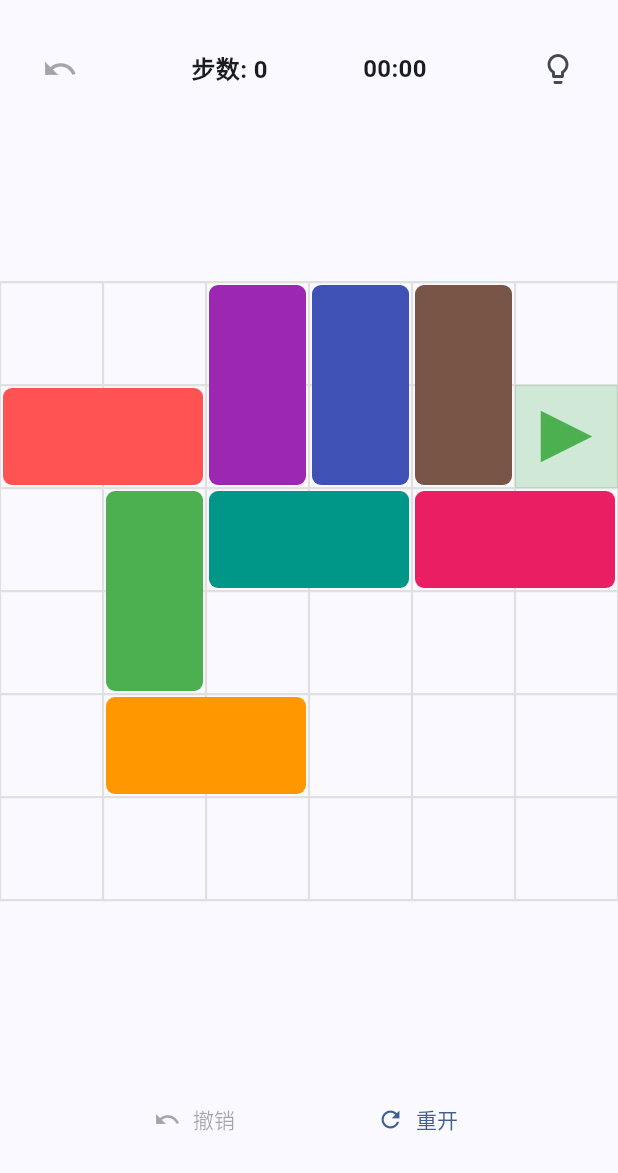
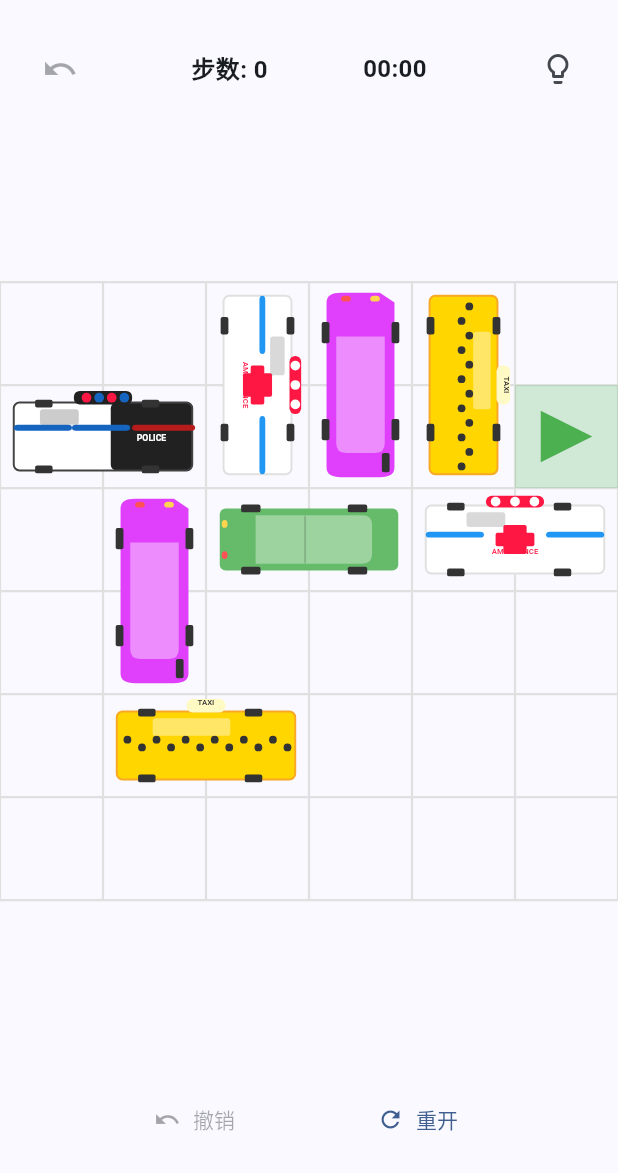
Before and after one commit to simongood0804/ParkCraft, a Flutter app: the screen it shows after launch, after a tap on "开始游戏", on a phone screen of 412 x 824 dp, the part 63-1236 px from its top. Run offline on Flutter 3.47's test engine with Material 3 defaults, Android fonts, the phone set to English and light mode, and no system bars; our stand-ins replace audioplayers, flutter_svg, hive_flutter; accounts and stored records are empty.

Commit message:
feat: replace colored rectangles with 9 SVG vehicle sprites
车辆视觉全面升级 — 纯色色块 → 独立 SVG 车型图像：

新增：
- flutter_svg 依赖用于渲染 SVG
- 9 种车型 SVG（assets/vehicles/）：
  · 长车（3格）：公交车、半挂卡车、水泥搅拌车、危险品运输车
  · 短车（2格）：跑车、出租车、救护车、小轿车
  · 目标车：警车（黑白配色）
- Car 模型新增 VehicleType 枚举和 svgAsset 路径
- LevelParser 根据 length 自动分配车型
- CarSvgWidget 使用 SvgPicture.asset + RotatedBox 渲染
- GridPainter 改为仅绘制网格/出口/选中高亮

改动：lib/models/car.dart, lib/services/level_parser.dart,
       lib/widgets/game_grid.dart, lib/widgets/game_grid_widget.dart,
       pubspec.yaml, gen_levels.py（关卡生成器保留）
新增：assets/vehicles/*.svg（9 个文件）
更新：所有测试文件适配 vehicleType 参数

```diff
--- a/lib/models/car.dart
+++ b/lib/models/car.dart
@@ -1,3 +1,16 @@
+/// 车辆类型枚举。
+enum VehicleType {
+  bus,
+  semiTruck,
+  cementTruck,
+  hazmatTruck,
+  sportsCar,
+  taxi,
+  ambulance,
+  sedan,
+  policeCar,
+}
+
 /// 车辆在网格中的朝向。
 enum CarOrientation {
   horizontal,
@@ -12,6 +25,7 @@ class Car {
   final int length;
   final CarOrientation orientation;
   final bool isTarget;
+  final VehicleType vehicleType;
 
   Car({
     required this.id,
@@ -20,6 +34,7 @@ class Car {
     required this.length,
     required this.orientation,
     this.isTarget = false,
+    required this.vehicleType,
   });
 
   /// 获取车辆占用的所有格子坐标。
@@ -44,10 +59,36 @@ class Car {
       length: length,
       orientation: orientation,
       isTarget: isTarget,
+      vehicleType: vehicleType,
     );
   }
 
+  /// SVG 资源文件名。
+  String get svgAsset {
+    if (isTarget) return 'assets/vehicles/police.svg';
+    switch (vehicleType) {
+      case VehicleType.bus:
+        return 'assets/vehicles/bus.svg';
+      case VehicleType.semiTruck:
+        return 'assets/vehicles/semi_truck.svg';
+      case VehicleType.cementTruck:
+        return 'assets/vehicles/cement_truck.svg';
+      case VehicleType.hazmatTruck:
+        return 'assets/vehicles/hazmat_truck.svg';
+      case VehicleType.sportsCar:
+        return 'assets/vehicles/sports_car.svg';
+      case VehicleType.taxi:
+        return 'assets/vehicles/taxi.svg';
+      case VehicleType.ambulance:
+        return 'assets/vehicles/ambulance.svg';
+      case VehicleType.sedan:
+        return 'assets/vehicles/sedan.svg';
+      case VehicleType.policeCar:
+        return 'assets/vehicles/police.svg';
+    }
+  }
+
   @override
-  String toString() => 'Car($id: [${isTarget ? "T" : "B"}] '
+  String toString() => 'Car($id: $vehicleType '
       '($row,$col) len=$length $orientation)';
 }
--- a/lib/services/level_parser.dart
+++ b/lib/services/level_parser.dart
@@ -158,6 +158,23 @@ class LevelParser {
     }
   }
 
+  // 车型分配池 —— 按长度分组，依次分配确保多样性
+  static const List<VehicleType> _longTypes = [
+    VehicleType.bus,
+    VehicleType.semiTruck,
+    VehicleType.cementTruck,
+    VehicleType.hazmatTruck,
+  ];
+  static const List<VehicleType> _shortTypes = [
+    VehicleType.sportsCar,
+    VehicleType.taxi,
+    VehicleType.ambulance,
+    VehicleType.sedan,
+  ];
+
+  int _longIdx = 0;
+  int _shortIdx = 0;
+
   Car _parseCar(Map<String, dynamic> json,
       {bool isTarget = false, String? levelId}) {
     final id = json['id'] as String;
@@ -166,6 +183,18 @@ class LevelParser {
     final length = json['length'] as int;
     final orientation = _parseOrientation(json['orientation'] as String);
 
+    // 分配车型
+    late VehicleType vt;
+    if (isTarget) {
+      vt = VehicleType.policeCar;
+    } else if (length == 3) {
+      vt = _longTypes[_longIdx % _longTypes.length];
+      _longIdx++;
+    } else {
+      vt = _shortTypes[_shortIdx % _shortTypes.length];
+      _shortIdx++;
+    }
+
     return Car(
       id: id,
       row: row,
@@ -173,6 +202,7 @@ class LevelParser {
       length: length,
       orientation: orientation,
       isTarget: isTarget,
+      vehicleType: vt,
     );
   }
 
--- a/lib/widgets/game_grid.dart
+++ b/lib/widgets/game_grid.dart
@@ -1,198 +1,165 @@
 import 'package:flutter/material.dart';
+import 'package:flutter_svg/flutter_svg.dart';
 import '../models/game_state.dart';
 import '../models/car.dart';
 import '../models/exit.dart';
-import '../config/theme.dart';
 
-/// 网格绘制器。
+/// 网格绘制器 —— 只画网格 + 出口 + 选中高亮，车辆由外部 Widget 叠加。
 class GridPainter extends CustomPainter {
   final GameState state;
   final Exit exit;
   final double unitSize;
   final String? selectedCarId;
-  final String? hintedCarId;
-  final Offset? dragOffset;
 
   GridPainter({
     required this.state,
     required this.exit,
     required this.unitSize,
     this.selectedCarId,
-    this.hintedCarId,
-    this.dragOffset,
   });
 
   @override
   void paint(Canvas canvas, Size size) {
     _drawGrid(canvas, size);
     _drawExit(canvas);
-    _drawCars(canvas);
     _drawSelection(canvas);
   }
 
   void _drawGrid(Canvas canvas, Size size) {
-    final paint = Paint()
-      ..color = Colors.grey.shade300
-      ..strokeWidth = 1.5;
-
+    final p = Paint()..color = Colors.grey.shade300..strokeWidth = 1.5;
     for (int i = 0; i <= state.gridSize; i++) {
       final pos = i * unitSize;
-      canvas.drawLine(Offset(pos, 0), Offset(pos, size.height), paint);
-      canvas.drawLine(Offset(0, pos), Offset(size.width, pos), paint);
+      canvas.drawLine(Offset(pos, 0), Offset(pos, size.height), p);
+      canvas.drawLine(Offset(0, pos), Offset(size.width, pos), p);
     }
   }
 
   void _drawExit(Canvas canvas) {
-    final exitRect = _getExitRect();
-    final paint = Paint()..color = Colors.green.withAlpha(60);
-    canvas.drawRect(exitRect, paint);
+    final r = Rect.fromLTWH(
+        exit.col * unitSize, exit.row * unitSize, unitSize, unitSize);
+    canvas.drawRect(r, Paint()..color = Colors.green.withAlpha(60));
 
-    // 出口箭头标记 — 在出口中间画一个三角形
-    final arrowPaint = Paint()
-      ..color = Colors.green
-      ..style = PaintingStyle.fill;
+    // 出口箭头
+    final ap = Paint()..color = Colors.green..style = PaintingStyle.fill;
     final path = Path();
-    final cx = exitRect.center.dx;
-    final cy = exitRect.center.dy;
-    final half = unitSize * 0.25;
+    final cx = r.center.dx, cy = r.center.dy, h = unitSize * 0.25;
     if (exit.orientation == CarOrientation.horizontal) {
-      // 向右箭头
-      path.moveTo(cx + half, cy);
-      path.lineTo(cx - half, cy - half);
-      path.lineTo(cx - half, cy + half);
+      path.moveTo(cx + h, cy);
+      path.lineTo(cx - h, cy - h);
+      path.lineTo(cx - h, cy + h);
     } else {
-      // 向下箭头
-      path.moveTo(cx, cy + half);
-      path.lineTo(cx - half, cy - half);
-      path.lineTo(cx + half, cy - half);
+      path.moveTo(cx, cy + h);
+      path.lineTo(cx - h, cy - h);
+      path.lineTo(cx + h, cy - h);
     }
     path.close();
-    canvas.drawPath(path, arrowPaint);
+    canvas.drawPath(path, ap);
   }
 
-  void _drawCars(Canvas canvas) {
-    for (final car in state.cars) {
-      final isSelected = car.id == selectedCarId;
-
-      Rect rect;
-      if (isSelected && dragOffset != null) {
-        rect = _getCarRectWithOffset(car, dragOffset!);
-      } else {
-        rect = _getCarRect(car);
-      }
-
-      final color = car.isTarget
-          ? AppTheme.targetCarColor
-          : _getCarColor(car);
-
-      final paint = Paint()
-        ..color = color
-        ..style = PaintingStyle.fill;
-      canvas.drawRRect(
-        RRect.fromRectAndRadius(rect, const Radius.circular(6)),
-        paint,
-      );
-
-      // 提示高亮
-      if (car.id == hintedCarId) {
-        final hintPaint = Paint()
-          ..color = Colors.yellow.withAlpha(100)
-          ..style = PaintingStyle.fill;
-        canvas.drawRRect(
-          RRect.fromRectAndRadius(rect, const Radius.circular(6)),
-          hintPaint,
-        );
-      }
-    }
-  }
-
-  /// 独立绘制选中高亮（外发光）。
   void _drawSelection(Canvas canvas) {
     if (selectedCarId == null) return;
-
     final car = state.cars.firstWhere(
       (c) => c.id == selectedCarId,
       orElse: () => state.cars.first,
     );
     if (car.id != selectedCarId) return;
 
-    final rect = _getCarRect(car);
-
-    // 外层发光：绘制一个放大的半透明亚克力框
-    final glowPaint = Paint()
-      ..color = Colors.white.withAlpha(50)
-      ..maskFilter = const MaskFilter.blur(BlurStyle.normal, 8)
+    final rect = _carRect(car);
+    // 外发光
+    final gp = Paint()
+      ..color = Colors.white.withAlpha(40)
+      ..maskFilter = const MaskFilter.blur(BlurStyle.normal, 10)
       ..style = PaintingStyle.fill;
-    final glowRect = rect.inflate(4);
     canvas.drawRRect(
-      RRect.fromRectAndRadius(glowRect, const Radius.circular(8)),
-      glowPaint,
-    );
-
+        RRect.fromRectAndRadius(rect.inflate(5), const Radius.circular(8)), gp);
     // 白色边框
-    final borderPaint = Paint()
+    final bp = Paint()
       ..color = Colors.white
       ..style = PaintingStyle.stroke
       ..strokeWidth = 3;
-    canvas.drawRRect(
-      RRect.fromRectAndRadius(rect, const Radius.circular(6)),
-      borderPaint,
-    );
+    canvas.drawRRect(RRect.fromRectAndRadius(rect, const Radius.circular(6)), bp);
   }
 
-  Rect _getCarRect(Car car) {
-    const gap = 2.0;
-    final left = car.col * unitSize + gap;
-    final top = car.row * unitSize + gap;
+  Rect _carRect(Car car) {
+    const g = 2.0;
+    final l = car.col * unitSize + g, t = car.row * unitSize + g;
     if (car.orientation == CarOrientation.horizontal) {
-      return Rect.fromLTWH(left, top,
-          car.length * unitSize - gap * 2, unitSize - gap * 2);
+      return Rect.fromLTWH(l, t, car.length * unitSize - g * 2, unitSize - g * 2);
     }
-    return Rect.fromLTWH(left, top,
-        unitSize - gap * 2, car.length * unitSize - gap * 2);
-  }
-
-  Rect _getCarRectWithOffset(Car car, Offset offset) {
-    const gap = 2.0;
-    final baseLeft = car.col * unitSize + gap;
-    final baseTop = car.row * unitSize + gap;
-
-    if (car.orientation == CarOrientation.horizontal) {
-      final left = baseLeft + offset.dx;
-      return Rect.fromLTWH(
-          left, baseTop, car.length * unitSize - gap * 2, unitSize - gap * 2);
-    }
-    final top = baseTop + offset.dy;
-    return Rect.fromLTWH(
-        baseLeft, top, unitSize - gap * 2, car.length * unitSize - gap * 2);
-  }
-
-  Rect _getExitRect() {
-    if (exit.orientation == CarOrientation.horizontal) {
-      return Rect.fromLTWH(
-        exit.col * unitSize,
-        exit.row * unitSize,
-        unitSize,
-        unitSize,
-      );
-    }
-    return Rect.fromLTWH(
-      exit.col * unitSize,
-      exit.row * unitSize,
-      unitSize,
-      unitSize,
-    );
-  }
-
-  Color _getCarColor(Car car) {
-    final index = state.cars.indexOf(car);
-    return AppTheme.getCarColor(index);
+    return Rect.fromLTWH(l, t, unitSize - g * 2, car.length * unitSize - g * 2);
   }
 
   @override
   bool shouldRepaint(GridPainter old) =>
-      old.state != state ||
-      old.selectedCarId != selectedCarId ||
-      old.hintedCarId != hintedCarId ||
-      old.dragOffset != dragOffset;
+      old.state != state || old.selectedCarId != selectedCarId;
 }
+
+/// 单个车辆 SVG 渲染组件，支持拖拽偏移和旋转。
+class CarSvgWidget extends StatelessWidget {
+  final Car car;
+  final double unitSize;
+  final bool isHinted;
+  final Offset? dragOffset;
+
+  const CarSvgWidget({
+    super.key,
+    required this.car,
+    required this.unitSize,
+    this.isHinted = false,
+    this.dragOffset,
+  });
+
+  @override
+  Widget build(BuildContext context) {
+    const gap = 2.0;
+    double left, top, width, height;
+    if (car.orientation == CarOrientation.horizontal) {
+      final baseLeft = car.col * unitSize;
+      left = baseLeft + gap + (dragOffset?.dx ?? 0);
+      top = car.row * unitSize + gap;
+      width = car.length * unitSize - gap * 2;
+      height = unitSize - gap * 2;
+    } else {
+      left = car.col * unitSize + gap;
+      final baseTop = car.row * unitSize;
+      top = baseTop + gap + (dragOffset?.dy ?? 0);
+      width = unitSize - gap * 2;
+      height = car.length * unitSize - gap * 2;
+    }
+
+    Widget svgContent = SvgPicture.asset(
+      car.svgAsset,
+      fit: BoxFit.contain,
+    );
+
+    // 垂直车使用 RotatedBox 旋转 90°
+    if (car.orientation == CarOrientation.vertical) {
+      svgContent = RotatedBox(
+        quarterTurns: 1,
+        child: svgContent,
+      );
+    }
+
+    if (isHinted) {
+      svgContent = Stack(
+        children: [
+          svgContent,
+          Container(
+            decoration: BoxDecoration(
+              color: Colors.yellow.withAlpha(80),
+              borderRadius: BorderRadius.circular(6),
+            ),
+          ),
+        ],
+      );
+    }
+
+    return Positioned(
+      left: left,
+      top: top,
+      width: width,
+      height: height,
+      child: svgContent,
+    );
+  }
+}
--- a/lib/widgets/game_grid_widget.dart
+++ b/lib/widgets/game_grid_widget.dart
@@ -6,7 +6,11 @@ import '../providers/game_provider.dart';
 import '../services/collision_detector.dart';
 import 'game_grid.dart';
 
-/// 游戏网格 Widget（含手势交互——车辆跟随手指平滑移动）。
+/// 游戏网格 Widget。
+///
+/// 使用 Stack 叠加：
+///   - 下层：CustomPaint 绘制网格 + 出口 + 选中高亮
+///   - 上层：Positioned CarSvgWidget 绘制每辆车
 class GameGrid extends StatefulWidget {
   const GameGrid({super.key});
 
@@ -18,12 +22,8 @@ class _GameGridState extends State<GameGrid>
     with SingleTickerProviderStateMixin {
   String? _selectedCarId;
   CarOrientation? _dragOrientation;
-
-  // 手指初始绝对位置（当前网格坐标系内）
   Offset? _fingerStartPos;
-  // 车辆在拖拽开始时的网格像素位置
   Offset? _carStartPixelPos;
-  // 当前帧的手指绝对位置
   Offset? _currentFingerPos;
 
   late AnimationController _animController;
@@ -63,15 +63,36 @@ class _GameGridState extends State<GameGrid>
                   _onPanUpdate(details, provider, unitSize),
               onPanEnd: (_) => _onPanEnd(provider),
               onPanCancel: _onPanCancel,
-              child: CustomPaint(
+              child: SizedBox(
+                width: size,
+                height: size,
+                child: Stack(
+                  children: [
+                    // 下层：网格 + 出口 + 选中高亮
+                    CustomPaint(
                       size: Size(size, size),
                       painter: GridPainter(
                         state: state,
                         exit: state.exit,
                         unitSize: unitSize,
                         selectedCarId: _selectedCarId,
-                  hintedCarId: provider.currentHint?.carId,
-                  dragOffset: _buildDragOffset(unitSize, state),
+                      ),
+                    ),
+                    // 上层：每辆车
+                    ...state.cars.map((car) {
+                      final isSelected = car.id == _selectedCarId;
+                      final dragOff = isSelected
+                          ? _buildDragOffset(unitSize, state)
+                          : null;
+                      return CarSvgWidget(
+                        key: ValueKey(car.id),
+                        car: car,
+                        unitSize: unitSize,
+                        isHinted: car.id == provider.currentHint?.carId,
+                        dragOffset: dragOff,
+                      );
+                    }),
+                  ],
                 ),
               ),
             );
@@ -81,10 +102,6 @@ class _GameGridState extends State<GameGrid>
     );
   }
 
-  /// 构造车辆视觉偏移量，自动约束到碰撞边界。
-  ///
-  /// 计算逻辑：车辆应出现在手指当前位置的正下方，但不得超过
-  /// 碰撞检测允许的范围（不超出边界、不与其他车重叠）。
   Offset? _buildDragOffset(double unitSize, GameState state) {
     if (_selectedCarId == null ||
         _fingerStartPos == null ||
@@ -99,19 +116,16 @@ class _GameGridState extends State<GameGrid>
     final carPixelX = car.col * unitSize;
     final carPixelY = car.row * unitSize;
 
-    // 手指在车内的初始偏移量（拖拽开始时，手指在车内点击的位置）
     final fingerInCarOffset = Offset(
       _fingerStartPos!.dx - _carStartPixelPos!.dx,
       _fingerStartPos!.dy - _carStartPixelPos!.dy,
     );
 
-    // 车辆应出现的位置 = 手指当前位置 - 手指在车内偏移
-    final targetCarPixelX = _currentFingerPos!.dx - fingerInCarOffset.dx;
-    final targetCarPixelY = _currentFingerPos!.dy - fingerInCarOffset.dy;
+    final targetX = _currentFingerPos!.dx - fingerInCarOffset.dx;
+    final targetY = _currentFingerPos!.dy - fingerInCarOffset.dy;
 
-    // 视觉偏移 = 目标位置 - 车辆当前网格位置
-    double dx = targetCarPixelX - carPixelX;
-    double dy = targetCarPixelY - carPixelY;
+    double dx = targetX - carPixelX;
+    double dy = targetY - carPixelY;
     double rawPixelOffset;
 
     if (car.orientation == CarOrientation.horizontal) {
@@ -120,16 +134,11 @@ class _GameGridState extends State<GameGrid>
       rawPixelOffset = dy;
     }
 
-    // 将像素偏移转为网格步数，并用碰撞检测约束
-    final rawSteps = (rawPixelOffset / unitSize);
-    // 仅在实际显着偏移时才做约束，避免浮点误差导致微抖动
-    if (rawSteps.abs() >= 0.01) {
-      final roundedSteps = rawSteps.round();
+    if (rawPixelOffset.abs() >= 0.01) {
+      final rawSteps = (rawPixelOffset / unitSize).round();
       final (minSteps, maxSteps) =
           CollisionDetector.getValidMoveRange(state, car);
-      final clampedSteps = roundedSteps.clamp(minSteps, maxSteps);
-
-      // 将约束后的步数转回像素
+      final clampedSteps = rawSteps.clamp(minSteps, maxSteps);
       final clampedPixel = clampedSteps * unitSize;
 
       if (car.orientation == CarOrientation.horizontal) {
@@ -138,7 +147,6 @@ class _GameGridState extends State<GameGrid>
       return Offset(0, clampedPixel);
     }
 
-    // 偏移过小，直接返回朝向方向的偏移
     if (car.orientation == CarOrientation.horizontal) {
       return Offset(dx, 0);
     }
@@ -151,7 +159,6 @@ class _GameGridState extends State<GameGrid>
     final row = (details.localPosition.dy / unitSize).floor();
     final state = provider.state;
     if (state == null) return;
-
     final car = state.carAt(row, col);
     setState(() {
       _selectedCarId = car?.id;
@@ -165,21 +172,16 @@ class _GameGridState extends State<GameGrid>
     final row = (details.localPosition.dy / unitSize).floor();
     final state = provider.state;
     if (state == null) return;
-
     final car = state.carAt(row, col);
     if (car == null) return;
 
     _animController.reset();
-
     setState(() {
       _selectedCarId = car.id;
       _dragOrientation = car.orientation;
       _fingerStartPos = details.localPosition;
       _currentFingerPos = details.localPosition;
-      _carStartPixelPos = Offset(
-        car.col * unitSize,
-        car.row * unitSize,
-      );
+      _carStartPixelPos = Offset(car.col * unitSize, car.row * unitSize);
     });
   }
 
@@ -190,7 +192,6 @@ class _GameGridState extends State<GameGrid>
         _dragOrientation == null) {
       return;
     }
-
     final state = provider.state;
     if (state == null) return;
 
@@ -201,10 +202,8 @@ class _GameGridState extends State<GameGrid>
     }
     final car = state.cars[carIdx];
 
-    // 更新当前手指位置（累加增量）
     _currentFingerPos = _currentFingerPos! + details.delta;
 
-    // 计算从拖拽开始到现在的总像素位移（在朝向方向上）
     double totalPixelDelta;
     if (_dragOrientation == CarOrientation.horizontal) {
       totalPixelDelta = _currentFingerPos!.dx - _fingerStartPos!.dx;
@@ -212,7 +211,6 @@ class _GameGridState extends State<GameGrid>
       totalPixelDelta = _currentFingerPos!.dy - _fingerStartPos!.dy;
     }
 
-    // 如果累积像素偏移超过 1 格，尝试提交网格移动
     final steps = (totalPixelDelta / unitSize).round();
     if (steps.abs() >= 1) {
       final (minSteps, maxSteps) =
@@ -222,14 +220,13 @@ class _GameGridState extends State<GameGrid>
       if (clampedSteps != 0) {
         final success = provider.moveCar(_selectedCarId!, clampedSteps);
         if (success) {
-          // 重置起始参考点，使 totalPixelDelta 重新从 0 开始累积
           _fingerStartPos = _currentFingerPos;
-          _carStartPixelPos = Offset(car.col * unitSize, car.row * unitSize);
+          _carStartPixelPos =
+              Offset(car.col * unitSize, car.row * unitSize);
         }
       }
     }
 
-    // 刷新 UI 以更新视觉偏移
     setState(() {});
   }
 
--- a/pubspec.yaml
+++ b/pubspec.yaml
@@ -18,6 +18,7 @@ dependencies:
   audioplayers: ^6.1.0
   file_picker: ^10.0.0
   intl: ^0.20.2
+  flutter_svg: ^2.0.17
 
 dev_dependencies:
   flutter_test:
@@ -32,3 +33,4 @@ flutter:
     - assets/levels/medium/
     - assets/levels/hard/
     - assets/sounds/
+    - assets/vehicles/
```
Also changed, not shown: assets/vehicles/ambulance.svg (added), assets/vehicles/bus.svg (added), assets/vehicles/cement_truck.svg (added), assets/vehicles/hazmat_truck.svg (added), assets/vehicles/police.svg (added), assets/vehicles/sedan.svg (added), assets/vehicles/semi_truck.svg (added), assets/vehicles/sports_car.svg (added), assets/vehicles/taxi.svg (added), pubspec.lock, 5 other files. Lines whose indentation alone changed are shown as unchanged.
